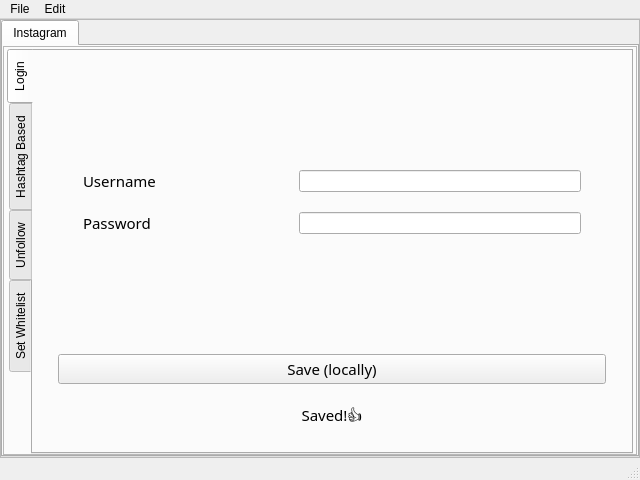
This is ui/main.ui in SenaThenu/social-media-grower as Qt 5 draws it before an edit. The edited form follows.
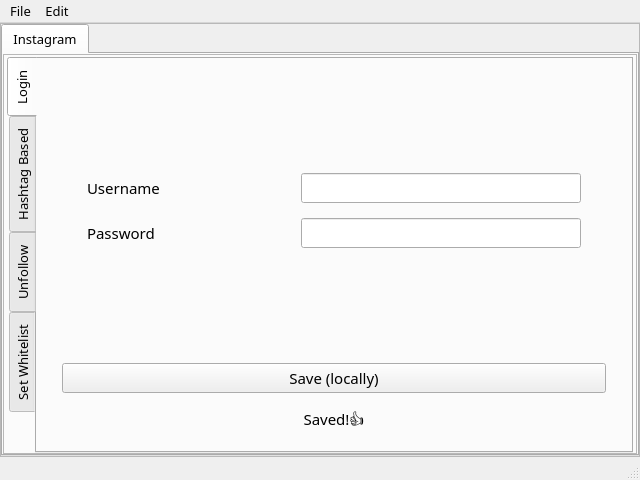
This is the edited form. The open tabs and pages were chosen to show the change.

Commit message: set up the basic UIs

```diff
--- a/ui/main.ui
+++ b/ui/main.ui
@@ -59,6 +59,12 @@
        </property>
        <item>
         <widget class="QTabWidget" name="mainTabsWidget">
+         <property name="font">
+          <font>
+           <family>Titillium Web</family>
+           <pointsize>10</pointsize>
+          </font>
+         </property>
          <property name="tabPosition">
           <enum>QTabWidget::North</enum>
          </property>
@@ -81,6 +87,12 @@
           <bool>false</bool>
          </property>
          <widget class="QWidget" name="instagram">
+          <property name="font">
+           <font>
+            <family>Titillium Web</family>
+            <pointsize>10</pointsize>
+           </font>
+          </property>
           <property name="cursor">
            <cursorShape>ArrowCursor</cursorShape>
           </property>
@@ -218,6 +230,12 @@
                         <verstretch>0</verstretch>
                        </sizepolicy>
                       </property>
+                      <property name="minimumSize">
+                       <size>
+                        <width>0</width>
+                        <height>30</height>
+                       </size>
+                      </property>
                      </widget>
                     </item>
                    </layout>
@@ -279,6 +297,12 @@
                         <verstretch>0</verstretch>
                        </sizepolicy>
                       </property>
+                      <property name="minimumSize">
+                       <size>
+                        <width>0</width>
+                        <height>30</height>
+                       </size>
+                      </property>
                       <property name="contextMenuPolicy">
                        <enum>Qt::DefaultContextMenu</enum>
                       </property>
@@ -1142,9 +1166,15 @@
      <x>0</x>
      <y>0</y>
      <width>640</width>
-     <height>22</height>
+     <height>26</height>
     </rect>
    </property>
+   <property name="font">
+    <font>
+     <family>Titillium Web</family>
+     <pointsize>10</pointsize>
+    </font>
+   </property>
    <widget class="QMenu" name="menuFile">
     <property name="title">
      <string>File</string>
@@ -1170,7 +1200,14 @@
    <addaction name="menuFile"/>
    <addaction name="menuEdit"/>
   </widget>
-  <widget class="QStatusBar" name="statusBar"/>
+  <widget class="QStatusBar" name="statusBar">
+   <property name="font">
+    <font>
+     <family>Titillium Web</family>
+     <pointsize>10</pointsize>
+    </font>
+   </property>
+  </widget>
   <action name="actionInstagram_Bot">
    <property name="text">
     <string>InstaBot</string>
```
Left out of the diff: 47 changed lines with no effect on the pictures. The commit also changes 5 other files.
